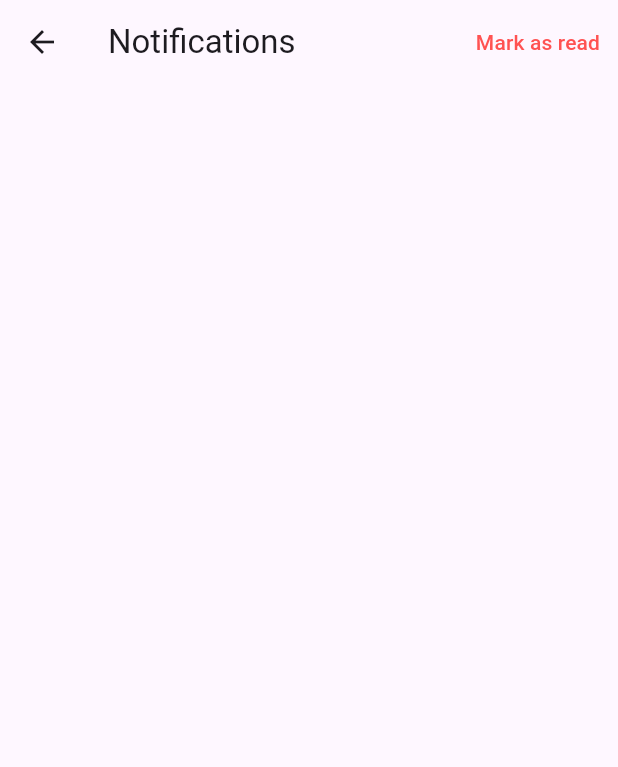
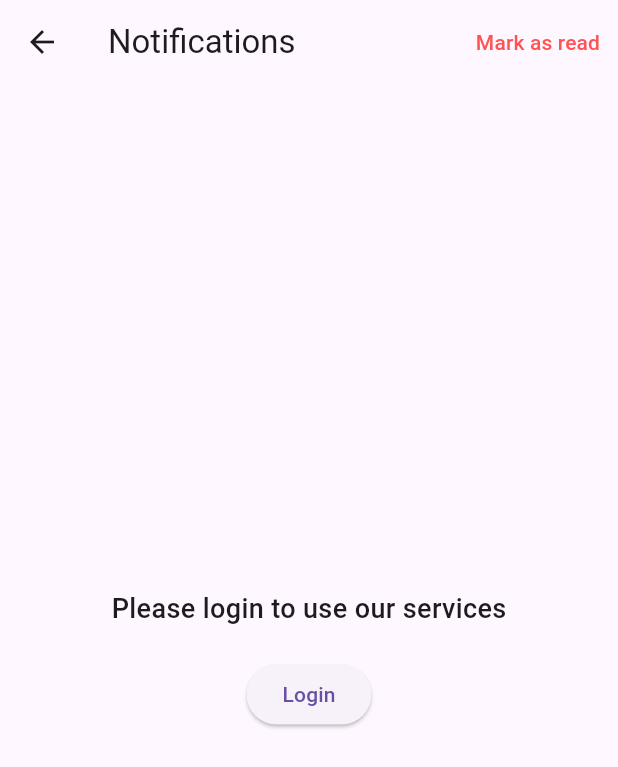
Before and after one commit to hunglk2011/Reservation, a Flutter app: the NotificationScreen screen opened by its route, on a phone screen of 412 x 824 dp. Shown: the top 767 px of the screen. Run offline on Flutter 3.47's test engine with Material 3 defaults, Android fonts, the phone set to English and light mode, and no system bars; our stand-ins replace flutter_bloc, flutter_image_slideshow, shared_preferences, shimmer, smooth_page_indicator, timeline_tile; accounts and stored records are empty; network calls fail.

Commit message:
adjust UI and Features

```diff
--- a/lib/bloc/authentication/authentication_event.dart
+++ b/lib/bloc/authentication/authentication_event.dart
@@ -7,8 +7,13 @@ class AppStarted extends AuthenticationEvent {}
 class LoginRequested extends AuthenticationEvent {
   final String phoneNumber;
   final String password;
+  final String? email;
 
-  LoginRequested({required this.phoneNumber, required this.password});
+  LoginRequested({
+    required this.phoneNumber,
+    required this.password,
+    this.email,
+  });
 }
 
 class LogoutRequested extends AuthenticationEvent {}
--- a/lib/main.dart
+++ b/lib/main.dart
@@ -3,7 +3,6 @@ import 'package:flutter_bloc/flutter_bloc.dart';
 import 'package:reservation_system/bloc/authentication/authentication_bloc.dart';
 import 'package:reservation_system/bloc/reservation/reservation_bloc.dart';
 import 'package:reservation_system/models/share_preference/preferences.dart';
-import 'package:reservation_system/presentation/confirm_reservation/reservation_payment.dart';
 import 'package:reservation_system/routes/route_named.dart';
 
 void main() async {
--- a/lib/presentation/notification/notification_screen.dart
+++ b/lib/presentation/notification/notification_screen.dart
@@ -1,9 +1,13 @@
 import 'package:flutter/material.dart';
 import 'package:flutter_bloc/flutter_bloc.dart';
+import 'package:reservation_system/bloc/authentication/authentication_bloc.dart';
+import 'package:reservation_system/bloc/authentication/authentication_state.dart';
 import 'package:reservation_system/bloc/notification/notification_bloc.dart';
 import 'package:reservation_system/bloc/notification/notification_event.dart';
 import 'package:reservation_system/bloc/notification/notification_state.dart';
 import 'package:reservation_system/presentation/notification/notification_component/notification_card.dart';
+
+import '../../routes/route_named.dart';
 
 class NotificationScreen extends StatefulWidget {
   const NotificationScreen({super.key});
@@ -45,7 +49,35 @@ class _NotificationScreenState extends State<NotificationScreen> {
             ),
           ],
         ),
-        body: BlocBuilder<NotificationBloc, NotificationState>(
+        body: BlocBuilder<AuthenticationBloc, AuthenticationState>(
+          builder: (context, state) {
+            if (state is! AuththenticateSuccess) {
+              return Center(
+                child: Column(
+                  mainAxisAlignment: MainAxisAlignment.center,
+                  children: [
+                    const Text(
+                      "Please login to use our services",
+                      style: TextStyle(
+                        fontSize: 18,
+                        fontWeight: FontWeight.w500,
+                      ),
+                    ),
+                    const SizedBox(height: 20),
+                    ElevatedButton(
+                      onPressed: () async {
+                        Navigator.pushReplacementNamed(
+                          context,
+                          Routenamed.login,
+                        );
+                      },
+                      child: const Text("Login"),
+                    ),
+                  ],
+                ),
+              );
+            } else {
+              return BlocBuilder<NotificationBloc, NotificationState>(
                 builder: (context, state) {
                   if (state is NotificationLoading) {
                     return Center(child: CircularProgressIndicator());
@@ -62,7 +94,8 @@ class _NotificationScreenState extends State<NotificationScreen> {
                             onPressed: () {
                               _notificationBloc.add(
                                 MarkAsReadItem(
-                            notificationId: state.notificationList[index].id,
+                                  notificationId:
+                                      state.notificationList[index].id,
                                 ),
                               );
                             },
@@ -74,6 +107,9 @@ class _NotificationScreenState extends State<NotificationScreen> {
                     return Center(child: Text("No notifications available."));
                   }
                 },
+              );
+            }
+          },
         ),
       ),
     );
--- a/lib/presentation/reservation/tab_screen/reservation_tab.dart
+++ b/lib/presentation/reservation/tab_screen/reservation_tab.dart
@@ -43,6 +43,7 @@ class _ReservationTabState extends State<ReservationTab> {
       fullNameText.text = state.user.name ?? "";
       phoneNumberText.text = state.user.phoneNumber ?? "";
       emailText.text = state.user.email ?? "user123@gmail.com";
+      print("abcd:${state.user.email}");
     }
   }
 
--- a/lib/presentation/signup/signup_screen.dart
+++ b/lib/presentation/signup/signup_screen.dart
@@ -59,8 +59,8 @@ class _SignupScreenState extends State<SignupScreen> {
           if (state is AuththenticateSuccess) {
             ScaffoldMessenger.of(context).showSnackBar(
               SnackBar(
-                content: Text('FORM is OK CAN LOGIN'),
-                backgroundColor: Colors.green,
+                content: Text('Signup Successfully'),
+                backgroundColor: Colors.black,
               ),
             );
             Future.delayed(const Duration(seconds: 3), () {
```
Also changed, not shown: lib/bloc/authentication/authentication_bloc.dart (+18 -11 lines), lib/presentation/change_password/change_password.dart (+11 -25 lines), lib/presentation/forgot_password/forgot_password_screen.dart (+6 -1 lines), lib/presentation/login/login_screen.dart (+8 -1 lines), lib/presentation/reset_password/reset_pass_screen.dart (+6 -1 lines), lib/presentation/restaurant/restaurant_list.dart (+29 -20 lines), lib/presentation/see_all/best_seller/best_seller_card.dart (+6 -3 lines), lib/presentation/see_all/best_seller/best_seller_screen.dart (+22 -27 lines), lib/presentation/verify_otp/verify_otp_screen.dart (+6 -1 lines). Lines whose indentation alone changed are shown as unchanged.
